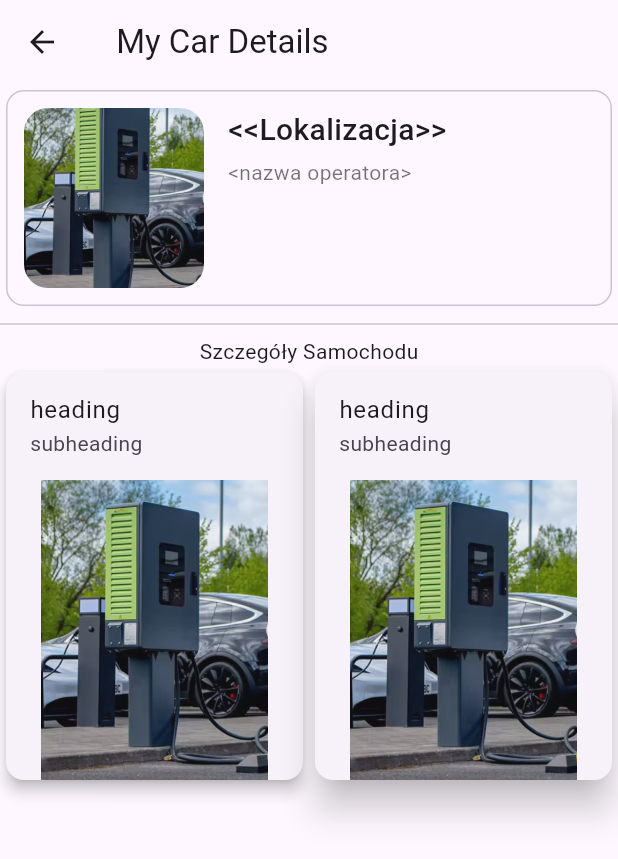
After one commit to wpaczesniak/cargador, a Flutter app: the MyVehicles screen opened directly, after a tap on "Samochod 1", on a phone screen of 412 x 824 dp. The commit adds this screen. Shown: the top 859 px of the screen. Run offline on Flutter 3.47's test engine with Material 3 defaults, Android fonts, the phone set to English and light mode, and no system bars.

Commit message:
add cars details

```diff
--- /dev/null
+++ b/lib/pages/cars_details_page.dart
@@ -0,0 +1,108 @@
+import 'package:flutter/material.dart';
+
+class CarDetails extends StatelessWidget {
+  const CarDetails({super.key});
+
+  @override
+  Widget build(BuildContext context) {
+    return Scaffold(
+      appBar: AppBar(title: const Text(' My Car Details')),
+      body: Column(
+        children: <Widget>[
+          Card.outlined(
+              child: Padding(
+                padding: const EdgeInsets.all(12),
+                child: Row(
+                  crossAxisAlignment: CrossAxisAlignment.start,
+                  children: [
+                    ClipRRect(
+                      borderRadius: BorderRadius.circular(16),
+                      child: Image.asset(
+                        'images/ladowarka.png',
+                        width: 120,
+                        height: 120,
+                        fit: BoxFit.cover,
+                      ),
+                    ),
+                    const SizedBox(width: 16),
+                    const Expanded(
+                      child: Column(
+                        crossAxisAlignment: CrossAxisAlignment.start,
+                        children: [
+                          Text(
+                            '<<Lokalizacja>>',
+                            style: TextStyle(
+                              fontSize: 20,
+                              fontWeight: FontWeight.w500,
+                            ),
+                          ),
+                          SizedBox(height: 4),
+                          Text(
+                            '<nazwa operatora>',
+                            style: TextStyle(
+                              fontSize: 14,
+                              color: Colors.black54,
+                            ),
+                          ),
+                        ],
+                      ),
+                    ),
+                  ],
+                ),
+              ),
+            ),
+          Divider(),
+          Text('Szczegóły Samochodu'),
+          Row(
+              children: [
+                Expanded(
+                  child: Card(
+                    elevation: 4.0,
+                    child: Column(
+                      children: [
+                        ListTile(
+                          title: Text('heading'),
+                          subtitle: Text('subheading'),
+
+                        ),
+                        SizedBox(
+                          height: 200.0,
+                          child: Image(
+                            image: AssetImage('images/ladowarka.png'),
+                            fit: BoxFit.cover,
+                          ),
+                        ),
+                      ],
+                    ),
+                  ),
+                ),
+                Expanded(
+                  child: Card(
+                    elevation: 10.0,
+                    child: Column(
+                      children: [
+                        ListTile(
+                          title: Text('heading'),
+                          subtitle: Text('subheading'),
+
+                        ),
+                        SizedBox(
+                          height: 200.0,
+                          child: Image(
+                            image: AssetImage('images/ladowarka.png'),
+                            fit: BoxFit.cover,
+                          ),
+                        ),
+
+                      ],
+                    ),
+                  ),
+                ),
+              ],
+            ),
+
+        ],
+      ),
+    );
+  }
+}
--- a/lib/pages/vehicles_page.dart
+++ b/lib/pages/vehicles_page.dart
@@ -1,4 +1,5 @@
 import 'package:flutter/material.dart';
+import 'cars_details_page.dart';
 
 class MyVehicles extends StatelessWidget {
   const MyVehicles({super.key});
@@ -6,7 +7,7 @@ class MyVehicles extends StatelessWidget {
   @override
   Widget build(BuildContext context) {
     return Scaffold(
-      appBar: AppBar(title: const Text('Filter Page')),
+      appBar: AppBar(title: const Text('My Cars')),
       body: Column(
         children: <Widget>[
           Card(
@@ -17,6 +18,12 @@ class MyVehicles extends StatelessWidget {
                   title: Text('Samochod 1'),
                   subtitle: Text('Model 1'),
                   trailing: Icon(Icons.edit_outlined),
+                  onTap: () {
+                    Navigator.push(
+                      context,
+                      MaterialPageRoute(builder: (context) => CarDetails()),
+                    );
+                  },
                 ),
                 SizedBox(
                   height: 200.0,
@@ -50,9 +57,7 @@ class MyVehicles extends StatelessWidget {
         ],
       ),
       floatingActionButton: FloatingActionButton(
-        onPressed: () {
-
-        },
+        onPressed: () {},
         child: Icon(Icons.add),
       ),
     );
```
